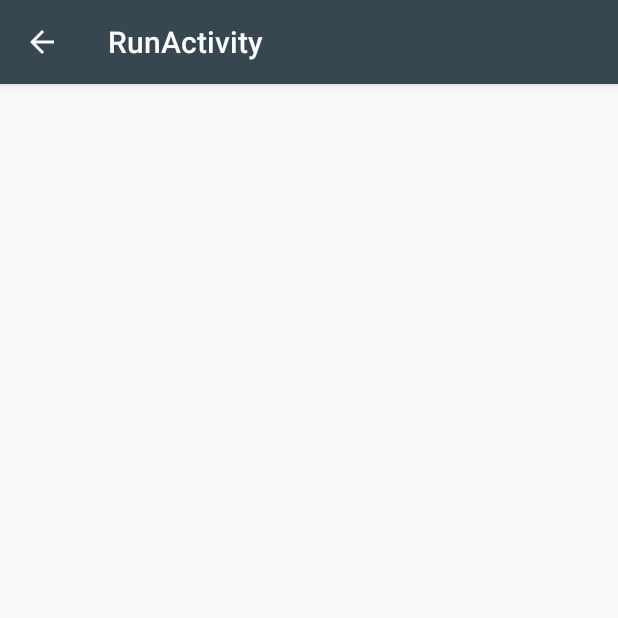
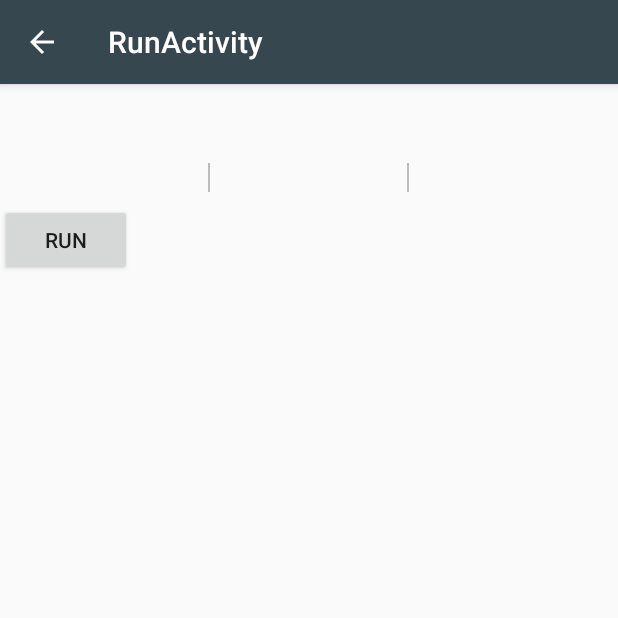
Before and after one commit to leventeBajczi/mobweb, an Android app: the RunFragment screen opened directly, with no data from a screen before it, on a phone screen of 412 x 824 dp, the top half of it. Run offline under Robolectric (Android 15) with nearby library versions, the phone set to English and light mode, and no system bars; libraries missing offline, so code that uses them is left out: hu.bme.mit; 5 statements that could not run were skipped.

Commit message:
Implemented RunFragment

```diff
--- a/nhf/XcfaTest/app/src/main/java/hu/bme/aut/xcfatest/data/adapters/MyRecyclerViewAdapter.java
+++ b/nhf/XcfaTest/app/src/main/java/hu/bme/aut/xcfatest/data/adapters/MyRecyclerViewAdapter.java
@@ -70,7 +70,6 @@ public class MyRecyclerViewAdapter extends RecyclerView.Adapter<MyRecyclerViewAd
         holder.xcfaOk.setText(xcfaRow.isOk() ? context.getString(R.string.card_status_ok) : context.getString(R.string.card_status_error));
         holder.xcfaOk.setTextColor(xcfaRow.isOk() ? context.getResources().getColor(R.color.ok, context.getTheme()) : context.getResources().getColor(R.color.error, context.getTheme()));
         holder.noOfVars.setText(context.getString(R.string.card_var_display, xcfaRow.getVars()));
-        holder.noOfThreads.setText(context.getString(R.string.card_var_display, xcfaRow.getVars()));
         holder.noOfThreads.setText(context.getString(R.string.card_thread_display, xcfaRow.getThreads()));
 
     }
--- a/nhf/XcfaTest/app/src/main/java/hu/bme/aut/xcfatest/fragments/EditorFragment.java
+++ b/nhf/XcfaTest/app/src/main/java/hu/bme/aut/xcfatest/fragments/EditorFragment.java
@@ -109,7 +109,7 @@ public class EditorFragment extends Fragment {
                     R.string.save_msg,
                     android.R.string.yes,
                     (dialogInterface, i) -> {
-                        FileUtils.writeFile(fileToModify, editor.getText());
+                        FileUtils.writeFile(getView(), fileToModify, editor.getText());
                         modified = false;
                         XcfaRow.remove(fileToModify);
                         if (onSuccess != null) onSuccess.run();
@@ -132,7 +132,7 @@ public class EditorFragment extends Fragment {
                 (dialogInterface, i) -> {
                     String choice = editText.getText().toString();
                     fileToModify = choice.endsWith(".xcfa") ? choice : choice + ".xcfa";
-                    FileUtils.writeFile(fileToModify, editor.getText());
+                    FileUtils.writeFile(getView(), fileToModify, editor.getText());
                     modified = false;
                     XcfaRow.remove(fileToModify);
                     if (onSuccess != null) onSuccess.run();
--- a/nhf/XcfaTest/app/src/main/java/hu/bme/aut/xcfatest/fragments/RunFragment.java
+++ b/nhf/XcfaTest/app/src/main/java/hu/bme/aut/xcfatest/fragments/RunFragment.java
@@ -4,29 +4,64 @@ import android.os.Bundle;
 import android.view.LayoutInflater;
 import android.view.View;
 import android.view.ViewGroup;
+import android.widget.Button;
+import android.widget.TextView;
 
 import androidx.annotation.NonNull;
 import androidx.fragment.app.Fragment;
 
-import java.io.File;
+import java.util.Map;
 import java.util.Objects;
 
 import hu.bme.aut.xcfatest.R;
+import hu.bme.aut.xcfatest.data.model.XcfaRow;
+import hu.bme.aut.xcfatest.thetacompat.XcfaAbstraction;
+import hu.bme.mit.theta.xcfa.XCFA;
 
 public class RunFragment extends Fragment {
+    private XcfaRow row;
 
     @Override
     public View onCreateView(@NonNull LayoutInflater inflater, ViewGroup container,
                              Bundle savedInstanceState) {
 
-        File fileToRun = null;
         Bundle extras = Objects.requireNonNull(getActivity()).getIntent().getExtras();
         if (extras != null) {
             String file = extras.getString("file");
-            if (file != null)
-                fileToRun = new File(getActivity().getFilesDir().getAbsolutePath() + File.separator + file);
+            if (file != null) {
+                row = XcfaRow.get(file);
+            }
+
         }
-
         return inflater.inflate(R.layout.fragment_run, container, false);
     }
+
+    @Override
+    public void onStart() {
+        super.onStart();
+        TextView filename = Objects.requireNonNull(getActivity()).findViewById(R.id.name);
+        TextView xcfaOk = Objects.requireNonNull(getActivity()).findViewById(R.id.xcfa_ok);
+        TextView noOfVars = Objects.requireNonNull(getActivity()).findViewById(R.id.no_of_vars);
+        TextView noOfThreads = Objects.requireNonNull(getActivity()).findViewById(R.id.no_of_threads);
+        TextView result = Objects.requireNonNull(getActivity()).findViewById(R.id.result);
+        Button button = Objects.requireNonNull(getActivity()).findViewById(R.id.run);
+
+
+        filename.setText(row.getName());
+        xcfaOk.setText(row.isOk() ? R.string.card_status_ok : R.string.card_status_error);
+        noOfVars.setText(getString(R.string.card_var_display, row.getVars()));
+        noOfThreads.setText(getString(R.string.card_thread_display, row.getThreads()));
+        if (!row.isOk()) button.setEnabled(false);
+        button.setOnClickListener(view -> {
+            XcfaAbstraction xcfaAbstraction = row.getAbstraction();
+            for (int i = 0; i < 1000; ++i) {
+                Map<XCFA.Process.Procedure, Map<String, Integer>> values = xcfaAbstraction.run();
+                values.values().forEach(stringIntegerMap -> {
+                    stringIntegerMap.forEach((s, integer) -> {
+                        result.setText(result.getText() + System.lineSeparator() + s + ": " + integer);
+                    });
+                });
+            }
+        });
+    }
 }
--- a/nhf/XcfaTest/app/src/main/java/hu/bme/aut/xcfatest/tasks/AsyncFiller.java
+++ b/nhf/XcfaTest/app/src/main/java/hu/bme/aut/xcfatest/tasks/AsyncFiller.java
@@ -40,9 +40,8 @@ public class AsyncFiller extends AsyncTask<Void, XcfaRow, Void> {
         for (String fileName : progressBar.getContext().fileList()) {
             if (fileName.endsWith(".xcfa")) {
                 if (XcfaRow.exists(fileName)) {
-                    XcfaAbstraction abstraction = XcfaRow.get(fileName);
-                    publishProgress(new XcfaRow(fileName, true, abstraction.getVars(), abstraction.getThreads(), abstraction));
-                }
+                    publishProgress(XcfaRow.get(fileName));
+                } else {
                     XcfaRow xcfaRow;
                     try {
                         XcfaAbstraction xcfa = XcfaAbstraction.fromStream(progressBar.getContext().openFileInput(fileName));
@@ -52,6 +51,7 @@ public class AsyncFiller extends AsyncTask<Void, XcfaRow, Void> {
                         xcfaRow = new XcfaRow(fileName, false, 0, 0, null);
                     }
                     publishProgress(xcfaRow);
+                }
             }
         }
         return null;
--- a/nhf/XcfaTest/app/src/main/res/layout/fragment_run.xml
+++ b/nhf/XcfaTest/app/src/main/res/layout/fragment_run.xml
@@ -4,6 +4,25 @@
     android:layout_width="match_parent"
     android:layout_height="match_parent"
     tools:context=".fragments.RunFragment"
+    android:layout_gravity="top"
     tools:showIn="@layout/activity_run">
 
+    <LinearLayout
+        android:layout_width="match_parent"
+        android:layout_height="match_parent"
+        android:orientation="vertical">
+
+        <include layout="@layout/xcfa" />
+
+        <Button
+            android:id="@+id/run"
+            android:layout_width="wrap_content"
+            android:layout_height="wrap_content"
+            android:text="@string/run" />
+
+        <TextView
+            android:id="@+id/result"
+            android:layout_width="match_parent"
+            android:layout_height="wrap_content" />
+    </LinearLayout>
 </androidx.constraintlayout.widget.ConstraintLayout>
--- /dev/null
+++ b/nhf/XcfaTest/app/src/main/res/layout/xcfa.xml
@@ -0,0 +1,56 @@
+<LinearLayout xmlns:android="http://schemas.android.com/apk/res/android"
+    android:layout_width="match_parent"
+    android:layout_height="wrap_content"
+    android:orientation="vertical">
+
+    <TextView
+        android:id="@+id/name"
+        android:layout_width="wrap_content"
+        android:layout_height="wrap_content"
+        android:layout_margin="@dimen/default_margin"
+        android:textSize="@dimen/text_h1" />
+
+    <LinearLayout
+        android:layout_width="match_parent"
+        android:layout_height="wrap_content"
+        android:layout_gravity="bottom"
+        android:layout_margin="@dimen/default_margin"
+        android:weightSum="3">
+
+        <TextView
+            android:id="@+id/xcfa_ok"
+            android:layout_width="0dp"
+            android:layout_height="wrap_content"
+            android:layout_weight="1"
+            android:alpha="0.5"
+            android:textAlignment="center" />
+
+        <View
+            android:layout_width="1dp"
+            android:layout_height="fill_parent"
+            android:alpha="0.25"
+            android:background="@color/black" />
+
+        <TextView
+            android:id="@+id/no_of_vars"
+            android:layout_width="0dp"
+            android:layout_height="wrap_content"
+            android:layout_weight="1"
+            android:alpha="0.5"
+            android:textAlignment="center" />
+
+        <View
+            android:layout_width="1dp"
+            android:layout_height="fill_parent"
+            android:alpha="0.25"
+            android:background="@color/black" />
+
+        <TextView
+            android:id="@+id/no_of_threads"
+            android:layout_width="0dp"
+            android:layout_height="wrap_content"
+            android:layout_weight="1"
+            android:alpha="0.5"
+            android:textAlignment="center" />
+    </LinearLayout>
+</LinearLayout>
--- a/nhf/XcfaTest/app/src/main/res/values/strings.xml
+++ b/nhf/XcfaTest/app/src/main/res/values/strings.xml
@@ -25,4 +25,5 @@
     <string name="save_as">Save as</string>
     <string name="save_as_msg">Please specify a filename to use as the save location.</string>
     <string name="save_msg">Is this filename OK?</string>
+    <string name="run">Run</string>
 </resources>
```
Also changed, not shown: nhf/XcfaTest/app/src/main/java/hu/bme/aut/xcfatest/MainActivity.java (+0 -18 lines), nhf/XcfaTest/app/src/main/java/hu/bme/aut/xcfatest/data/model/XcfaRow.java (+9 -5 lines), nhf/XcfaTest/app/src/main/java/hu/bme/aut/xcfatest/utils/FileUtils.java (+16 -1 lines), nhf/XcfaTest/app/src/main/res/layout/rv_row.xml (+1 -56 lines). Lines whose indentation alone changed are shown as unchanged.
